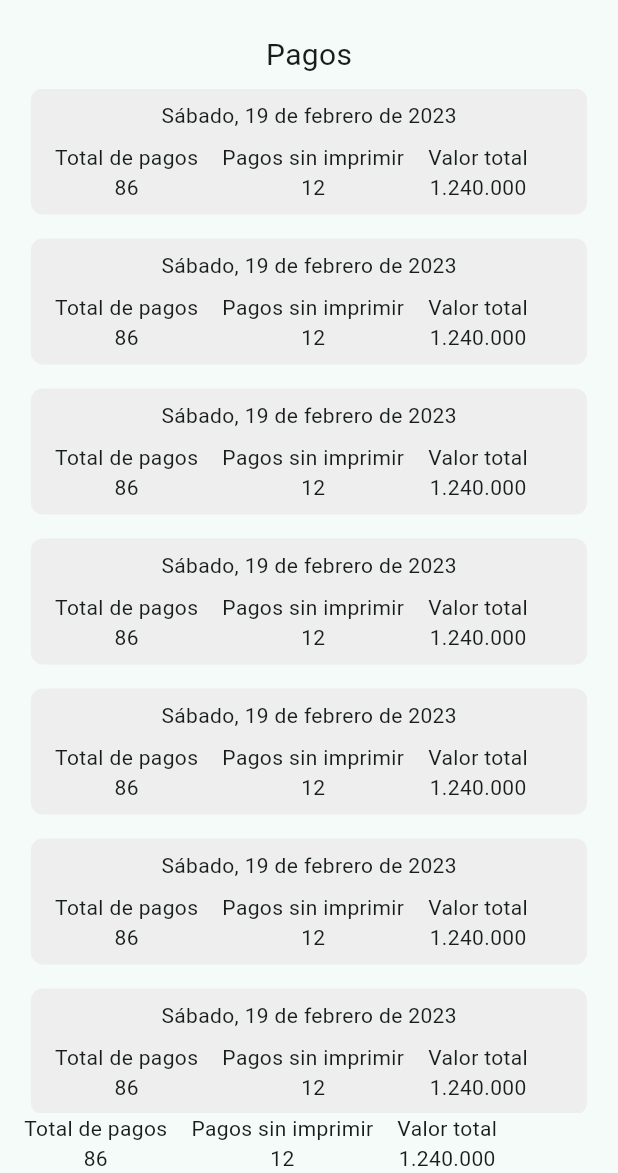
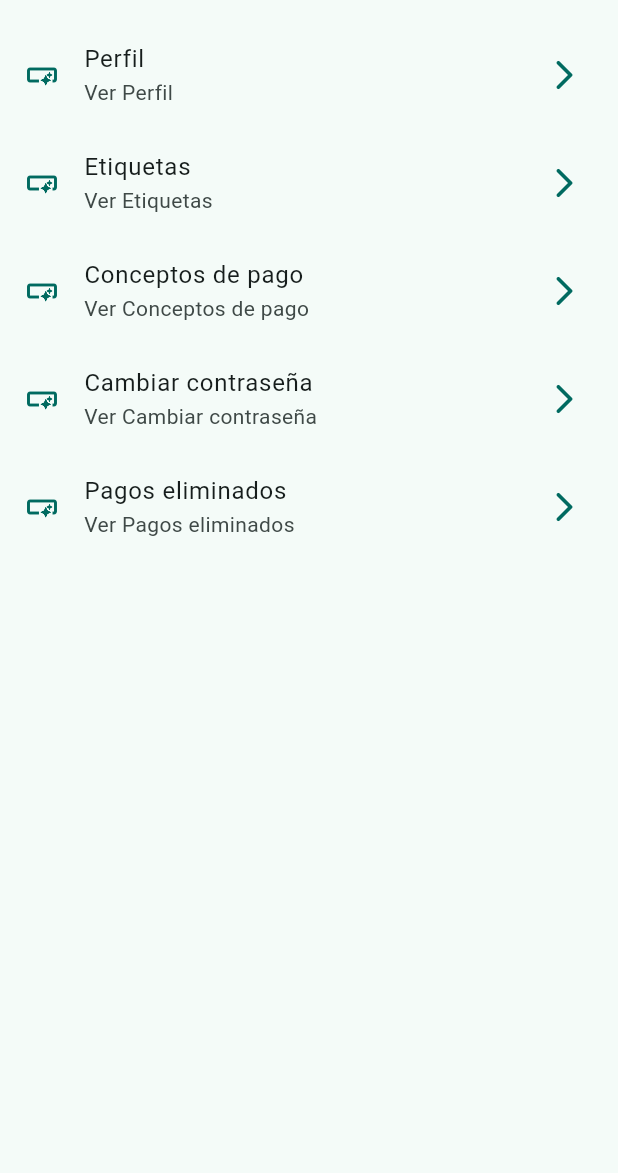
Before and after one commit to Yeison2017/fl_yhaschool, a Flutter app: the screen it shows after launch, on a phone screen of 412 x 824 dp, the part 63-1236 px from its top. Run offline on Flutter 3.47's test engine with Material 2 defaults, Android fonts, the phone set to English and light mode, and no system bars.

Commit message:
Rutas básicas configuradas

```diff
--- /dev/null
+++ b/lib/config/menu/menu_items.dart
@@ -0,0 +1,42 @@
+import 'package:flutter/material.dart';
+
+class MenuItem {
+  final String title;
+  final String subTitle;
+  final String link;
+  final IconData icon;
+
+  const MenuItem(
+      {required this.title,
+      required this.subTitle,
+      required this.link,
+      required this.icon});
+}
+
+const appMenuItems = <MenuItem>[
+  MenuItem(
+      title: 'Perfil',
+      subTitle: 'Ver Perfil',
+      link: '/profile',
+      icon: Icons.smart_button_outlined),
+  MenuItem(
+      title: 'Etiquetas',
+      subTitle: 'Ver Etiquetas',
+      link: '/tags',
+      icon: Icons.smart_button_outlined),
+  MenuItem(
+      title: 'Conceptos de pago',
+      subTitle: 'Ver Conceptos de pago',
+      link: '/paymentConcepts',
+      icon: Icons.smart_button_outlined),
+  MenuItem(
+      title: 'Cambiar contraseña',
+      subTitle: 'Ver Cambiar contraseña',
+      link: '/changePassword',
+      icon: Icons.smart_button_outlined),
+  MenuItem(
+      title: 'Pagos eliminados',
+      subTitle: 'Ver Pagos eliminados',
+      link: '/paymentsRemoved',
+      icon: Icons.smart_button_outlined),
+];
--- a/lib/config/theme/app_theme.dart
+++ b/lib/config/theme/app_theme.dart
@@ -16,13 +16,15 @@ class AppTheme {
   final int selectedColor;
 
   AppTheme({this.selectedColor = 2})
-      : assert(selectedColor >= 0 && selectedColor <= _colorThemes.length - 1,
-            'Colors must be between 0 and ${_colorThemes.length}');
+      : assert(selectedColor >= 0, 'Selected color must be greater then 0.'),
+        assert(selectedColor < _colorThemes.length,
+            'Selected color must less or equal than ${_colorThemes.length - 1}');
 
   ThemeData theme() {
     return ThemeData(
         useMaterial3: true,
         colorSchemeSeed: _colorThemes[selectedColor],
+        appBarTheme: const AppBarTheme(centerTitle: true),
         brightness: Brightness.light);
   }
 }
--- a/lib/main.dart
+++ b/lib/main.dart
@@ -1,8 +1,13 @@
 import 'package:fl_yhaschool/presentation/providers/payments_by_date_provider.dart';
+import 'package:fl_yhaschool/presentation/screens/change_password/change_password_screen.dart';
+import 'package:fl_yhaschool/presentation/screens/home/home_screen.dart';
+import 'package:fl_yhaschool/presentation/screens/payment_concepts/payment_concepts_screen.dart';
+import 'package:fl_yhaschool/presentation/screens/payments_removed/payments_removed_screen.dart';
+import 'package:fl_yhaschool/presentation/screens/profile/profile_screen.dart';
+import 'package:fl_yhaschool/presentation/screens/tags/tags_screen.dart';
 import 'package:flutter/material.dart';
 
 import 'package:fl_yhaschool/config/theme/app_theme.dart';
-import 'package:fl_yhaschool/presentation/screens/payments/payments_screen.dart';
 import 'package:provider/provider.dart';
 
 void main() => runApp(const MyApp());
@@ -17,10 +22,18 @@ class MyApp extends StatelessWidget {
         ChangeNotifierProvider(create: (_) => PaymentsByDateProvider())
       ],
       child: MaterialApp(
-          title: 'YHA School',
-          debugShowCheckedModeBanner: false,
-          theme: AppTheme().theme(),
-          home: const PaymentsScreen()),
+        title: 'YHA School',
+        debugShowCheckedModeBanner: false,
+        theme: AppTheme().theme(),
+        home: const HomeScreen(),
+        routes: {
+          '/profile': (context) => const ProfileScreen(),
+          '/tags': (context) => const TagsScreen(),
+          '/paymentConcepts': (context) => const PaymentConceptsScreen(),
+          '/changePassword': (context) => const ChangePasswordScreen(),
+          '/paymentsRemoved': (context) => const PaymentsRemovedScreen(),
+        },
+      ),
     );
   }
 }
--- a/lib/presentation/providers/payments_by_date_provider.dart
+++ b/lib/presentation/providers/payments_by_date_provider.dart
@@ -2,16 +2,66 @@ import 'package:fl_yhaschool/domain/entities/payments_by_date.dart';
 import 'package:flutter/material.dart';
 
 class PaymentsByDateProvider extends ChangeNotifier {
-  List<PaymentsByDate> paymentsByDate = [
+  List<PaymentsByDate> paymentsByDateList = [
     PaymentsByDate(
-        date: 'Sábado, 19 de febrero de 2023',
-        totalPayments: 86,
-        paymentsForPrinting: 3,
+        date: 'Sábado, 1 de enero de 2023',
+        totalPayments: 100,
+        paymentsForPrinting: 5,
+        totalValue: 1000000),
+    PaymentsByDate(
+        date: 'Sábado, 7 de enero de 2023',
+        totalPayments: 200,
+        paymentsForPrinting: 10,
         totalValue: 1200000),
     PaymentsByDate(
-        date: 'Sábado, 12 de febrero de 2023',
-        totalPayments: 86,
-        paymentsForPrinting: 3,
+        date: 'Sábado, 14 de enero de 2023',
+        totalPayments: 300,
+        paymentsForPrinting: 15,
+        totalValue: 1300000),
+    PaymentsByDate(
+        date: 'Sábado, 21 de enero de 2023',
+        totalPayments: 400,
+        paymentsForPrinting: 20,
+        totalValue: 1400000),
+    PaymentsByDate(
+        date: 'Sábado, 28 de enero de 2023',
+        totalPayments: 500,
+        paymentsForPrinting: 25,
+        totalValue: 1500000),
+    PaymentsByDate(
+        date: 'Miercoles, 1 de febrero de 2023',
+        totalPayments: 600,
+        paymentsForPrinting: 30,
+        totalValue: 1600000),
+    PaymentsByDate(
+        date: 'Sábado, 1 de enero de 2023',
+        totalPayments: 100,
+        paymentsForPrinting: 5,
+        totalValue: 1000000),
+    PaymentsByDate(
+        date: 'Sábado, 7 de enero de 2023',
+        totalPayments: 200,
+        paymentsForPrinting: 10,
         totalValue: 1200000),
+    PaymentsByDate(
+        date: 'Sábado, 14 de enero de 2023',
+        totalPayments: 300,
+        paymentsForPrinting: 15,
+        totalValue: 1300000),
+    PaymentsByDate(
+        date: 'Sábado, 21 de enero de 2023',
+        totalPayments: 400,
+        paymentsForPrinting: 20,
+        totalValue: 1400000),
+    PaymentsByDate(
+        date: 'Sábado, 28 de enero de 2023',
+        totalPayments: 500,
+        paymentsForPrinting: 25,
+        totalValue: 1500000),
+    PaymentsByDate(
+        date: 'Miercoles, 1 de febrero de 2023',
+        totalPayments: 600,
+        paymentsForPrinting: 30,
+        totalValue: 1600000),
   ];
 }
--- a/lib/presentation/screens/home/home_screen.dart
+++ b/lib/presentation/screens/home/home_screen.dart
@@ -1,3 +1,5 @@
+import 'package:fl_yhaschool/config/menu/menu_items.dart';
+import 'package:fl_yhaschool/presentation/screens/profile/profile_screen.dart';
 import 'package:flutter/material.dart';
 
 class HomeScreen extends StatelessWidget {
@@ -13,14 +15,47 @@ class HomeScreen extends StatelessWidget {
         // ),
         title: const Text('YHA School'),
       ),
-      body: _HomeView(),
+      body: const _HomeView(),
     );
   }
 }
 
 class _HomeView extends StatelessWidget {
+  const _HomeView();
+
   @override
   Widget build(BuildContext context) {
-    return Container();
+    return ListView.builder(
+      itemCount: appMenuItems.length,
+      itemBuilder: (context, index) {
+        final menuItem = appMenuItems[index];
+        return _CustomListTile(menuItem: menuItem);
+      },
+    );
   }
 }
+
+class _CustomListTile extends StatelessWidget {
+  const _CustomListTile({
+    required this.menuItem,
+  });
+
+  final MenuItem menuItem;
+
+  @override
+  Widget build(BuildContext context) {
+    final colors = Theme.of(context).colorScheme;
+
+    return ListTile(
+      leading: Icon(menuItem.icon, color: colors.primary),
+      trailing: Icon(Icons.arrow_forward_ios_rounded, color: colors.primary),
+      title: Text(menuItem.title),
+      subtitle: Text(menuItem.subTitle),
+      onTap: () {
+        // Navigator.of(context).push(
+        //     MaterialPageRoute(builder: (context) => const ProfileScreen()));
+        Navigator.pushNamed(context, menuItem.link);
+      },
+    );
+  }
+}
--- a/lib/presentation/screens/payments/payments_screen.dart
+++ b/lib/presentation/screens/payments/payments_screen.dart
@@ -1,5 +1,7 @@
+import 'package:fl_yhaschool/presentation/providers/payments_by_date_provider.dart';
 import 'package:fl_yhaschool/presentation/widgets/cards/card_layout.dart';
 import 'package:flutter/material.dart';
+import 'package:provider/provider.dart';
 
 class PaymentsScreen extends StatelessWidget {
   const PaymentsScreen({super.key});
@@ -8,18 +10,22 @@ class PaymentsScreen extends StatelessWidget {
   Widget build(BuildContext context) {
     return Scaffold(
       appBar: AppBar(
-        // leading: IconButton(icon: const Icon(Icons.home)),
+        leading: IconButton(
+            onPressed: () {},
+            icon: const Icon(Icons.menu_outlined, color: Colors.black)),
         title: const Text('YHA School'),
         centerTitle: true,
       ),
-      body: _HomeView(),
+      body: _PaymentsView(),
     );
   }
 }
 
-class _HomeView extends StatelessWidget {
+class _PaymentsView extends StatelessWidget {
   @override
   Widget build(BuildContext context) {
+    final paymentsByDateProvider = context.watch<PaymentsByDateProvider>();
+
     return SafeArea(
       child: Padding(
         padding: const EdgeInsets.symmetric(horizontal: 8),
@@ -33,9 +39,12 @@ class _HomeView extends StatelessWidget {
                 )),
             Expanded(
                 child: ListView.builder(
-                    itemCount: 20,
+                    itemCount: paymentsByDateProvider.paymentsByDateList.length,
                     itemBuilder: (context, index) {
-                      return const CardLayout();
+                      final paymentByDate =
+                          paymentsByDateProvider.paymentsByDateList[index];
+
+                      return CardLayout(data: paymentByDate);
                     })),
             const Row(
               children: [
--- a/lib/presentation/widgets/cards/card_layout.dart
+++ b/lib/presentation/widgets/cards/card_layout.dart
@@ -1,11 +1,12 @@
+import 'package:fl_yhaschool/domain/entities/payments_by_date.dart';
 import 'package:flutter/material.dart';
 
 class CardLayout extends StatelessWidget {
-  const CardLayout({super.key});
+  final PaymentsByDate data;
+  const CardLayout({super.key, required this.data});
 
   @override
   Widget build(BuildContext context) {
-    final colors = Theme.of(context).colorScheme;
     final size = MediaQuery.of(context).size;
 
     return Column(
@@ -16,37 +17,37 @@ class CardLayout extends StatelessWidget {
               color: const Color(0xffeeeeee),
               borderRadius: BorderRadius.circular(8)),
           padding: const EdgeInsets.all(8),
-          child: const Column(children: [
+          child: Column(children: [
             Text(
-              'Sábado, 19 de febrero de 2023',
+              data.date,
             ),
-            SizedBox(height: 8),
+            const SizedBox(height: 8),
             Row(
               children: [
                 Padding(
-                  padding: EdgeInsets.symmetric(horizontal: 8),
+                  padding: const EdgeInsets.symmetric(horizontal: 8),
                   child: Column(
                     children: [
-                      Text('Total de pagos'),
-                      Text('86'),
+                      const Text('Total de pagos'),
+                      Text(data.totalPayments.toString()),
                     ],
                   ),
                 ),
                 Padding(
-                  padding: EdgeInsets.symmetric(horizontal: 8),
+                  padding: const EdgeInsets.symmetric(horizontal: 8),
                   child: Column(
                     children: [
-                      Text('Pagos sin imprimir'),
-                      Text('12'),
+                      const Text('Pagos sin imprimir'),
+                      Text(data.paymentsForPrinting.toString()),
                     ],
                   ),
                 ),
                 Padding(
-                  padding: EdgeInsets.symmetric(horizontal: 8),
+                  padding: const EdgeInsets.symmetric(horizontal: 8),
                   child: Column(
                     children: [
-                      Text('Valor total'),
-                      Text('1.240.000'),
+                      const Text('Valor total'),
+                      Text(data.totalValue.toString()),
                     ],
                   ),
                 ),
```
Also changed, not shown: lib/presentation/screens/change_password/change_password_screen.dart (added, +15 -0 lines), lib/presentation/screens/payment_concepts/payment_concepts_screen.dart (added, +15 -0 lines), lib/presentation/screens/payments_removed/payments_removed_screen.dart (added, +15 -0 lines), lib/presentation/screens/profile/profile_screen.dart (added, +15 -0 lines), lib/presentation/screens/tags/tags_screen.dart (added, +15 -0 lines).
